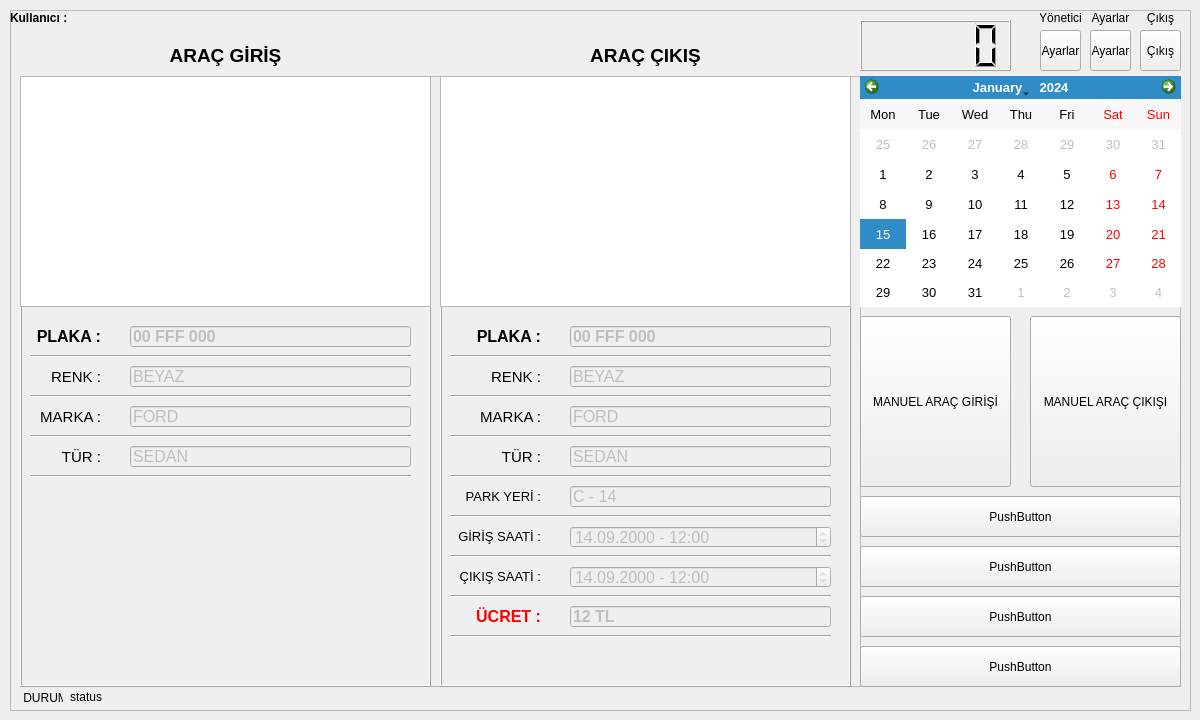
Before: the Qt Designer form forms/applicationwindow.ui in ydcpp/ParkingLotManagement, drawn with Qt 5.
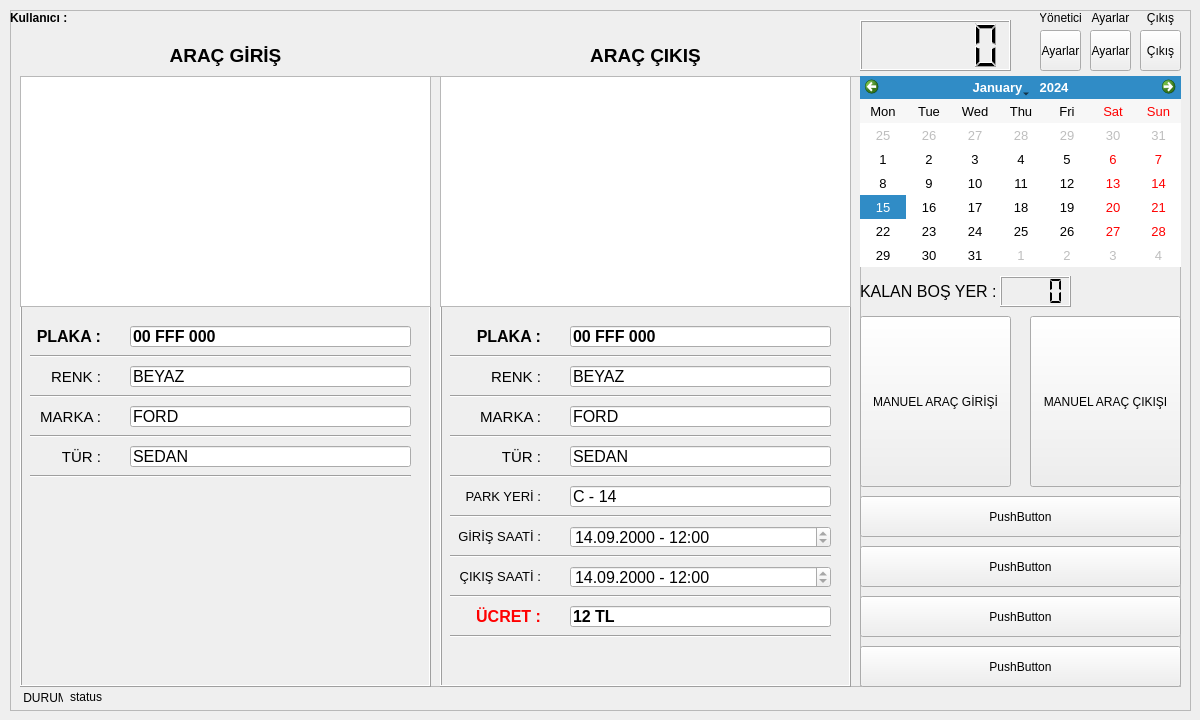
After: the same form once the commit is applied. Icons and pictures are not drawn.

What changed in the file:
```diff
--- a/forms/applicationwindow.ui
+++ b/forms/applicationwindow.ui
@@ -178,7 +178,7 @@
         <x>0</x>
         <y>0</y>
         <width>321</width>
-        <height>231</height>
+        <height>191</height>
        </rect>
       </property>
       <property name="font">
@@ -218,6 +218,48 @@
        <string>PushButton</string>
       </property>
      </widget>
+     <widget class="QLabel" name="label_20">
+      <property name="geometry">
+       <rect>
+        <x>0</x>
+        <y>200</y>
+        <width>141</width>
+        <height>31</height>
+       </rect>
+      </property>
+      <property name="font">
+       <font>
+        <pointsize>12</pointsize>
+       </font>
+      </property>
+      <property name="text">
+       <string>KALAN BOŞ YER : </string>
+      </property>
+     </widget>
+     <widget class="QLCDNumber" name="lcdNumber_freespacecount">
+      <property name="geometry">
+       <rect>
+        <x>140</x>
+        <y>200</y>
+        <width>71</width>
+        <height>31</height>
+       </rect>
+      </property>
+      <property name="font">
+       <font>
+        <pointsize>10</pointsize>
+       </font>
+      </property>
+      <property name="smallDecimalPoint">
+       <bool>false</bool>
+      </property>
+      <property name="digitCount">
+       <number>4</number>
+      </property>
+      <property name="segmentStyle">
+       <enum>QLCDNumber::Flat</enum>
+      </property>
+     </widget>
     </widget>
     <widget class="QFrame" name="frame_entry">
      <property name="geometry">
@@ -315,7 +357,7 @@
      </widget>
      <widget class="QLineEdit" name="lineEdit_in_plate">
       <property name="enabled">
-       <bool>false</bool>
+       <bool>true</bool>
       </property>
       <property name="geometry">
        <rect>
@@ -344,7 +386,7 @@
      </widget>
      <widget class="QLineEdit" name="lineEdit_in_color">
       <property name="enabled">
-       <bool>false</bool>
+       <bool>true</bool>
       </property>
       <property name="geometry">
        <rect>
@@ -371,7 +413,7 @@
      </widget>
      <widget class="QLineEdit" name="lineEdit_in_model">
       <property name="enabled">
-       <bool>false</bool>
+       <bool>true</bool>
       </property>
       <property name="geometry">
        <rect>
@@ -437,7 +479,7 @@
      </widget>
      <widget class="QLineEdit" name="lineEdit_in_type">
       <property name="enabled">
-       <bool>false</bool>
+       <bool>true</bool>
       </property>
       <property name="geometry">
        <rect>
@@ -562,7 +604,7 @@
      </widget>
      <widget class="QLineEdit" name="lineEdit_out_plate">
       <property name="enabled">
-       <bool>false</bool>
+       <bool>true</bool>
       </property>
       <property name="geometry">
        <rect>
@@ -591,7 +633,7 @@
      </widget>
      <widget class="QLineEdit" name="lineEdit_out_model">
       <property name="enabled">
-       <bool>false</bool>
+       <bool>true</bool>
       </property>
       <property name="geometry">
        <rect>
@@ -654,7 +696,7 @@
      </widget>
      <widget class="QLineEdit" name="lineEdit_out_color">
       <property name="enabled">
-       <bool>false</bool>
+       <bool>true</bool>
       </property>
       <property name="geometry">
        <rect>
@@ -694,7 +736,7 @@
      </widget>
      <widget class="QLineEdit" name="lineEdit_out_type">
       <property name="enabled">
-       <bool>false</bool>
+       <bool>true</bool>
       </property>
       <property name="geometry">
        <rect>
@@ -852,7 +894,7 @@
      </widget>
      <widget class="QDateTimeEdit" name="dateTimeEdit_in">
       <property name="enabled">
-       <bool>false</bool>
+       <bool>true</bool>
       </property>
       <property name="geometry">
        <rect>
@@ -911,7 +953,7 @@
      </widget>
      <widget class="QDateTimeEdit" name="dateTimeEdit_out">
       <property name="enabled">
-       <bool>false</bool>
+       <bool>true</bool>
       </property>
       <property name="geometry">
        <rect>
@@ -970,7 +1012,7 @@
      </widget>
      <widget class="QLineEdit" name="lineEdit_out_parkLocation">
       <property name="enabled">
-       <bool>false</bool>
+       <bool>true</bool>
       </property>
       <property name="geometry">
        <rect>
@@ -1072,7 +1114,7 @@
      </widget>
      <widget class="QLineEdit" name="lineEdit_out_price">
       <property name="enabled">
-       <bool>false</bool>
+       <bool>true</bool>
       </property>
       <property name="geometry">
        <rect>
```
